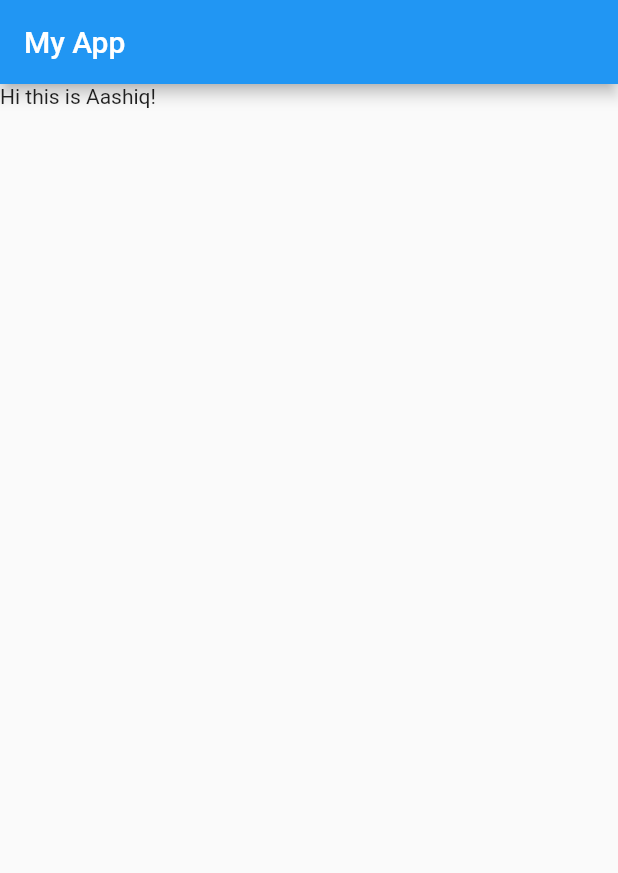
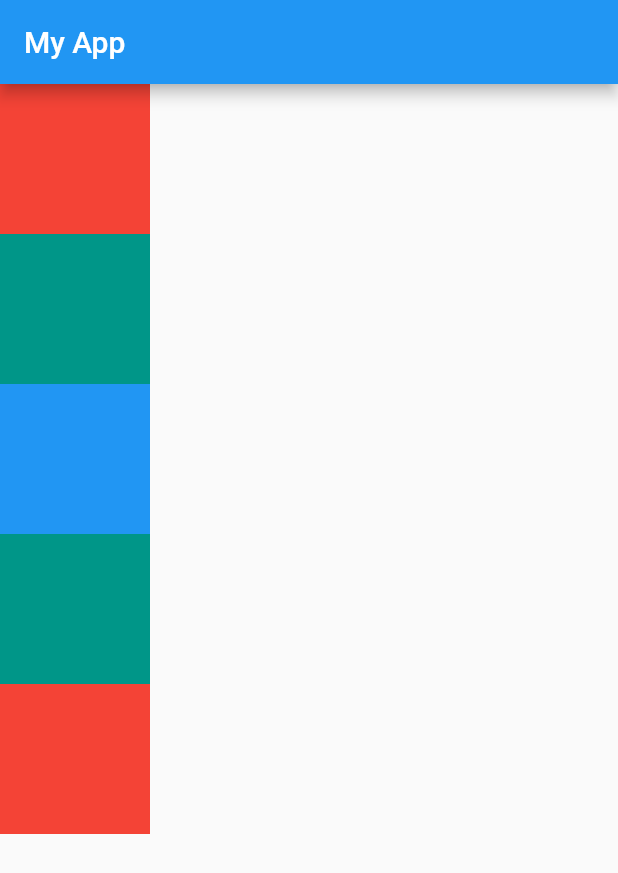
Before and after one commit to AashiqinCode/First_Flutter_HandsOn, a Flutter app: the screen it shows after launch, on a phone screen of 412 x 824 dp. Shown: the top 873 px of the screen. Run offline on Flutter 3.47's test engine with Material 2 defaults, Android fonts, the phone set to English and light mode, and no system bars.

Commit message:
chapter2-completed

```diff
--- a/lib/main.dart
+++ b/lib/main.dart
@@ -1,121 +1,3 @@
-// import 'package:flutter/material.dart';
-
-// void main() {
-//   runApp(MyApp());
-// }
-
-// class MyApp extends StatelessWidget {
-//   // This widget is the root of your application.
-//   @override
-//   Widget build(BuildContext context) {
-//     return MaterialApp(
-//       title: 'Flutter Demo',
-//       theme: ThemeData(
-//         // This is the theme of your application.
-//         //
-//         // Try running your application with "flutter run". You'll see the
-//         // application has a blue toolbar. Then, without quitting the app, try
-//         // changing the primarySwatch below to Colors.green and then invoke
-//         // "hot reload" (press "r" in the console where you ran "flutter run",
-//         // or simply save your changes to "hot reload" in a Flutter IDE).
-//         // Notice that the counter didn't reset back to zero; the application
-//         // is not restarted.
-//         primarySwatch: Colors.blue,
-//         // This makes the visual density adapt to the platform that you run
-//         // the app on. For desktop platforms, the controls will be smaller and
-//         // closer together (more dense) than on mobile platforms.
-//         visualDensity: VisualDensity.adaptivePlatformDensity,
-//       ),
-//       home: MyHomePage(title: 'Flutter Demo Home Page'),
-//     );
-//   }
-// }
-
-// class MyHomePage extends StatefulWidget {
-//   MyHomePage({Key key, this.title}) : super(key: key);
-
-//   // This widget is the home page of your application. It is stateful, meaning
-//   // that it has a State object (defined below) that contains fields that affect
-//   // how it looks.
-
-//   // This class is the configuration for the state. It holds the values (in this
-//   // case the title) provided by the parent (in this case the App widget) and
-//   // used by the build method of the State. Fields in a Widget subclass are
-//   // always marked "final".
-
-//   final String title;
-
-//   @override
-//   _MyHomePageState createState() => _MyHomePageState();
-// }
-
-// class _MyHomePageState extends State<MyHomePage> {
-//   int _counter = 0;
-
-//   void _incrementCounter() {
-//     setState(() {
-//       // This call to setState tells the Flutter framework that something has
-//       // changed in this State, which causes it to rerun the build method below
-//       // so that the display can reflect the updated values. If we changed
-//       // _counter without calling setState(), then the build method would not be
-//       // called again, and so nothing would appear to happen.
-//       _counter++;
-//     });
-//   }
-
-//   @override
-//   Widget build(BuildContext context) {
-//     // This method is rerun every time setState is called, for instance as done
-//     // by the _incrementCounter method above.
-//     //
-//     // The Flutter framework has been optimized to make rerunning build methods
-//     // fast, so that you can just rebuild anything that needs updating rather
-//     // than having to individually change instances of widgets.
-//     return Scaffold(
-//       appBar: AppBar(
-//         // Here we take the value from the MyHomePage object that was created by
-//         // the App.build method, and use it to set our appbar title.
-//         title: Text(widget.title),
-//       ),
-//       body: Center(
-//         // Center is a layout widget. It takes a single child and positions it
-//         // in the middle of the parent.
-//         child: Column(
-//           // Column is also a layout widget. It takes a list of children and
-//           // arranges them vertically. By default, it sizes itself to fit its
-//           // children horizontally, and tries to be as tall as its parent.
-//           //
-//           // Invoke "debug painting" (press "p" in the console, choose the
-//           // "Toggle Debug Paint" action from the Flutter Inspector in Android
-//           // Studio, or the "Toggle Debug Paint" command in Visual Studio Code)
-//           // to see the wireframe for each widget.
-//           //
-//           // Column has various properties to control how it sizes itself and
-//           // how it positions its children. Here we use mainAxisAlignment to
-//           // center the children vertically; the main axis here is the vertical
-//           // axis because Columns are vertical (the cross axis would be
-//           // horizontal).
-//           mainAxisAlignment: MainAxisAlignment.center,
-//           children: <Widget>[
-//             Text(
-//               'You have pushed the button this many times:',
-//             ),
-//             Text(
-//               '$_counter',
-//               style: Theme.of(context).textTheme.headline4,
-//             ),
-//           ],
-//         ),
-//       ),
-//       floatingActionButton: FloatingActionButton(
-//         onPressed: _incrementCounter,
-//         tooltip: 'Increment',
-//         child: Icon(Icons.add),
-//       ), // This trailing comma makes auto-formatting nicer for build methods.
-//     );
-//   }
-// }
-
 import 'package:flutter/material.dart';
 
 void main() {
@@ -141,8 +23,42 @@ class Homepage extends StatelessWidget {
       appBar: AppBar(
         title: Text("My App"),
       ),
+
+      // Container is similiar to <Div>
       body: Container(
-        child: Text("Hi this is Aashiq!"),
+        height: 500,
+        color: Colors.teal,
+        // use child: Row for changes
+        child: Column(
+          // mainAxisAlignment: MainAxisAlignment.center,
+          //  mainAxisAlignment: MainAxisAlignment.spaceBetween,
+          mainAxisAlignment: MainAxisAlignment.spaceBetween,
+          crossAxisAlignment: CrossAxisAlignment.center,
+
+          children: <Widget>[
+            Container(
+              padding: const EdgeInsets.all(9),
+              width: 100,
+              height: 100,
+              color: Colors.red,
+              alignment: Alignment.center,
+            ),
+            Container(
+              padding: const EdgeInsets.all(9),
+              width: 100,
+              height: 100,
+              color: Colors.blue,
+              alignment: Alignment.center,
+            ),
+            Container(
+              padding: const EdgeInsets.all(9),
+              width: 100,
+              height: 100,
+              color: Colors.red,
+              alignment: Alignment.center,
+            )
+          ],
+        ),
       ),
     );
   }
```
